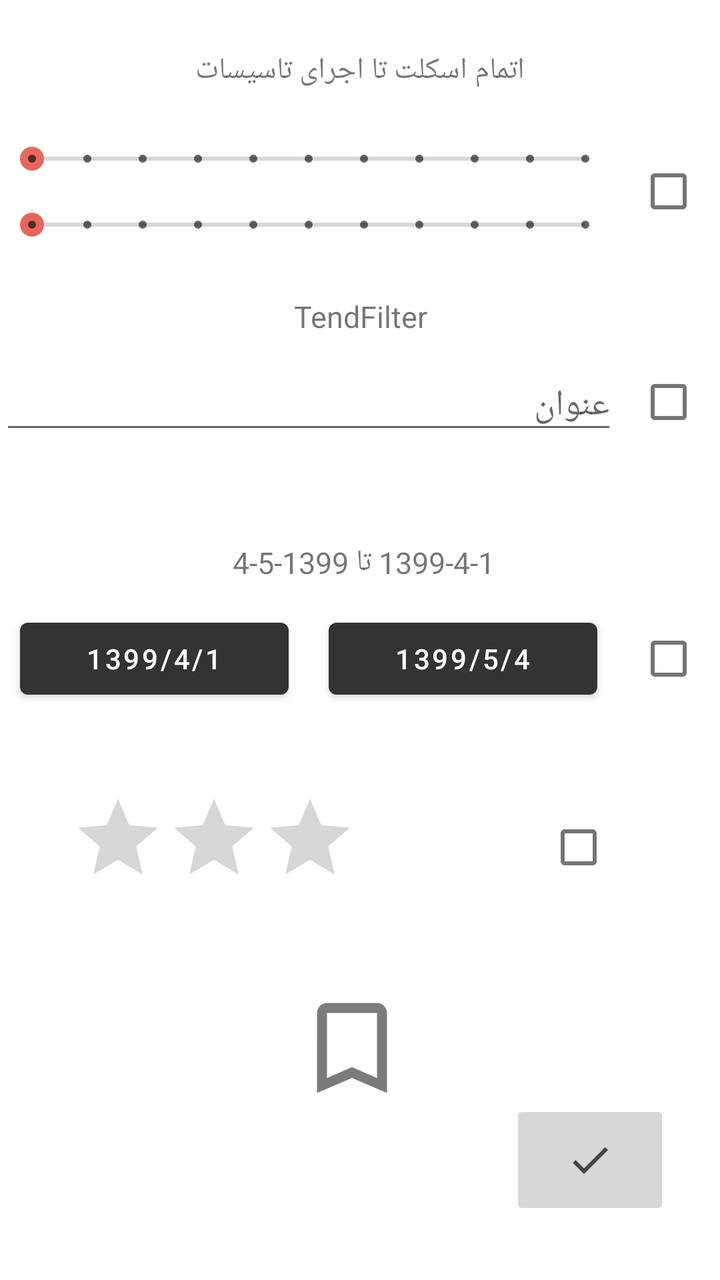
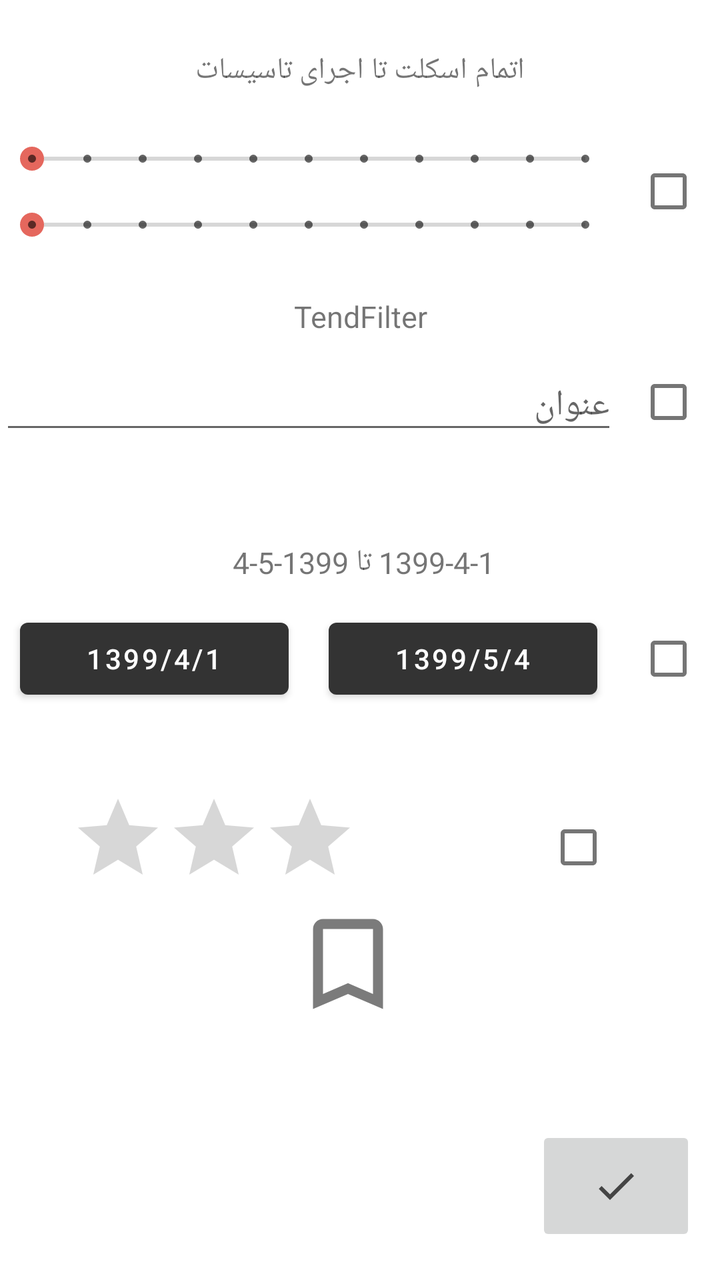

The first picture is an Android layout as it rendered before a commit; the second is the same layout after the commit. The layout source and the unified diff follow.
<!-- AndroidManifest.xml: application theme MyMaterialTheme -->
<!-- res/layout/fragment_drawer_map.xml -->
<?xml version="1.0" encoding="utf-8"?>
<RelativeLayout xmlns:android="http://schemas.android.com/apk/res/android"
    xmlns:app="http://schemas.android.com/apk/res-auto"
    android:id="@+id/map_drawer_container"
    android:layout_width="match_parent"
    android:layout_height="match_parent"
    android:background="@android:color/white">

    <TextView
        android:id="@+id/txtFilterSeek"
        android:layout_width="match_parent"
        android:layout_height="wrap_content"
        android:layout_alignParentTop="true"
        android:layout_marginTop="25dp"
        android:gravity="bottom"
        android:text="اتمام اسکلت تا اجرای تاسیسات"
        android:textAlignment="center"
        android:textSize="15sp" />


    <LinearLayout
        android:layout_width="match_parent"
        android:layout_height="wrap_content"
        android:layout_below="@+id/txtFilterSeek"
        android:layout_marginTop="25dp"
        android:orientation="horizontal">


        <LinearLayout
            android:layout_width="match_parent"
            android:layout_height="wrap_content"
            android:layout_weight="1"
            android:orientation="vertical"
            android:visibility="visible">


            <SeekBar
                android:id="@+id/seekBar01"
                android:layout_width="match_parent"
                android:layout_height="wrap_content"
                android:layout_marginBottom="15dp"
                android:max="10"
                android:theme="@style/Widget.AppCompat.SeekBar.Discrete" />

            <SeekBar
                android:id="@+id/seekBar02"
                android:layout_width="match_parent"
                android:layout_height="wrap_content"
                android:max="10"
                android:theme="@style/Widget.AppCompat.SeekBar.Discrete" />
        </LinearLayout>

        <CheckBox
            android:id="@+id/checkBoxFilter01"
            android:layout_width="match_parent"
            android:layout_height="match_parent"
            android:layout_weight="6" />

    </LinearLayout>

    <TextView
        android:id="@+id/txtFilterTend"
        android:layout_width="match_parent"
        android:layout_height="wrap_content"
        android:layout_alignParentTop="true"
        android:layout_marginTop="148dp"
        android:gravity="bottom"
        android:text="TendFilter"
        android:textAlignment="center"
        android:textSize="15sp" />

    <LinearLayout
        android:layout_width="match_parent"
        android:layout_height="wrap_content"
        android:layout_below="@+id/txtFilterSeek"
        android:layout_marginTop="135dp"
        android:orientation="horizontal">


        <EditText
            android:id="@+id/ediTendFilter"
            android:layout_width="match_parent"
            android:layout_height="wrap_content"
            android:hint="عنوان"
            android:layout_weight="1"/>

        <CheckBox
            android:id="@+id/checkBoxFilter02"
            android:layout_width="match_parent"
            android:layout_height="match_parent"
            android:layout_weight="6" />

    </LinearLayout>

    <TextView
        android:id="@+id/txtFilterDate"
        android:layout_width="match_parent"
        android:layout_height="wrap_content"
        android:layout_alignParentTop="true"
        android:layout_marginTop="271dp"
        android:gravity="bottom"
        android:text="1399-4-1 تا 1399-5-4 "
        android:textAlignment="center"
        android:textSize="15sp" />

    <LinearLayout
        android:layout_width="match_parent"
        android:layout_height="wrap_content"
        android:layout_below="@+id/txtFilterSeek"
        android:layout_marginTop="250dp"
        android:orientation="horizontal">


        <LinearLayout
            android:layout_width="match_parent"
            android:layout_height="wrap_content"
            android:layout_weight="1"
            android:orientation="horizontal"
            android:visibility="visible">


            <Button
                android:id="@+id/btnDateFilter01"
                android:layout_width="match_parent"
                android:layout_height="wrap_content"
                android:layout_margin="10dp"
                android:text="1399/4/1"
                android:layout_weight="1"
                 />

            <Button
                android:id="@+id/btnDateFilter02"
                android:layout_width="match_parent"
                android:layout_height="wrap_content"
                android:layout_margin="10dp"
                android:text="1399/5/4"
                android:layout_weight="1" />
        </LinearLayout>

        <CheckBox
            android:id="@+id/checkBoxFilter03"
            android:layout_width="match_parent"
            android:layout_height="match_parent"
            android:layout_weight="6" />

    </LinearLayout>
    <LinearLayout
        android:layout_width="match_parent"
        android:layout_height="wrap_content"
        android:layout_below="@+id/txtFilterSeek"
        android:layout_marginTop="350dp"
        android:orientation="horizontal">
        <RatingBar
            android:id="@+id/ratingFilter"
            android:layout_width="wrap_content"
            android:layout_height="wrap_content"
            android:layout_marginLeft="35dp"
            android:layout_marginRight="40dp"
            android:stepSize="1"
            android:saveEnabled="true"
            android:numStars="3"/>

        <CheckBox
            android:id="@+id/checkBoxFilter04"
            android:layout_width="match_parent"
            android:layout_height="match_parent"/>

    </LinearLayout>

    <ImageButton
        android:id="@+id/imgFilter"
        android:layout_width="80dp"
        android:layout_height="60dp"
        android:layout_alignParentEnd="true"
        android:layout_alignParentBottom="true"
        android:layout_marginEnd="25dp"
        android:layout_marginBottom="30dp"
        app:srcCompat="@drawable/ic_done_black_24dp" />

    <CheckBox
        android:id="@+id/checkBoxBookmark"
        android:layout_width="wrap_content"
        android:layout_height="wrap_content"
        android:layout_alignParentStart="true"
        android:layout_alignParentTop="true"
        android:layout_marginStart="152dp"
        android:layout_marginTop="500dp"
        android:button="@drawable/selector_book_mark"
        android:scaleX="2.5"
        android:scaleY="2.5" />


</RelativeLayout>
<!-- resources referenced by this layout -->
<resources>
  <!-- drawable ic_done_black_24dp (drawable) -->
  <vector android:alpha="0.96" android:height="24dp"
      android:tint="#3C3C3C" android:viewportHeight="24.0"
      android:viewportWidth="24.0" android:width="24dp" xmlns:android="http://schemas.android.com/apk/res/android">
      <path android:fillColor="#FF000000" android:pathData="M9,16.2L4.8,12l-1.4,1.4L9,19 21,7l-1.4,-1.4L9,16.2z"/>
  </vector>
  <!-- drawable selector_book_mark (drawable) -->
  <?xml version="1.0" encoding="utf-8"?>
  <selector xmlns:android="http://schemas.android.com/apk/res/android">
      <item android:drawable="@drawable/ic_bk_false_24dp"
          android:state_checked="false"/>
      <item android:drawable="@drawable/ic_bk_true_24dp"
          android:state_checked="true"/>
      <item android:drawable="@drawable/ic_bk_false_24dp"/>
  </selector>
  <style name="MyMaterialTheme" parent="MyMaterialTheme.Base">
          <item name="android:textColorPrimary">@color/textColorPrimary</item>
      </style>
  <!-- drawable ic_bk_false_24dp (drawable) -->
  <vector android:alpha="0.96" android:height="24dp"
      android:tint="#3C3C3C" android:viewportHeight="24.0"
      android:viewportWidth="24.0" android:width="24dp" xmlns:android="http://schemas.android.com/apk/res/android">
      <path android:fillColor="#FF000000" android:pathData="M17,3L7,3c-1.1,0 -1.99,0.9 -1.99,2L5,21l7,-3 7,3L19,5c0,-1.1 -0.9,-2 -2,-2zM17,18l-5,-2.18L7,18L7,5h10v13z"/>
  </vector>
  <!-- drawable ic_bk_true_24dp (drawable) -->
  <vector android:alpha="0.96" android:height="24dp"
      android:tint="#3C3C3C" android:viewportHeight="24.0"
      android:viewportWidth="24.0" android:width="24dp" xmlns:android="http://schemas.android.com/apk/res/android">
      <path android:fillColor="#FF000000" android:pathData="M17,3H7c-1.1,0 -1.99,0.9 -1.99,2L5,21l7,-3 7,3V5c0,-1.1 -0.9,-2 -2,-2z"/>
  </vector>
  <style name="MyMaterialTheme.Base" parent="Theme.MaterialComponents.Light.NoActionBar">
          <item name="windowNoTitle">true</item>
          <item name="windowActionBar">false</item>
          <item name="colorPrimary">@color/colorPrimary</item>
          <item name="colorPrimaryDark">@color/colorPrimaryDark</item>
          <item name="colorAccent">@color/colorAccent</item>
      </style>
  <color name="textColorPrimary">#666666</color>
  <color name="colorPrimary">#333333</color>
  <color name="colorPrimaryDark">#333333</color>
  <color name="colorAccent">#E5675D</color>
</resources>

<!-- the commit's change to res/layout/fragment_drawer_map.xml (unified diff, before → after) -->
@@ -173,8 +173,8 @@
         android:layout_height="60dp"
         android:layout_alignParentEnd="true"
         android:layout_alignParentBottom="true"
-        android:layout_marginEnd="25dp"
-        android:layout_marginBottom="30dp"
+        android:layout_marginEnd="12dp"
+        android:layout_marginBottom="17dp"
         app:srcCompat="@drawable/ic_done_black_24dp" />
 
     <CheckBox
@@ -183,8 +183,8 @@
         android:layout_height="wrap_content"
         android:layout_alignParentStart="true"
         android:layout_alignParentTop="true"
-        android:layout_marginStart="152dp"
-        android:layout_marginTop="500dp"
+        android:layout_marginStart="150dp"
+        android:layout_marginTop="458dp"
         android:button="@drawable/selector_book_mark"
         android:scaleX="2.5"
         android:scaleY="2.5" />
